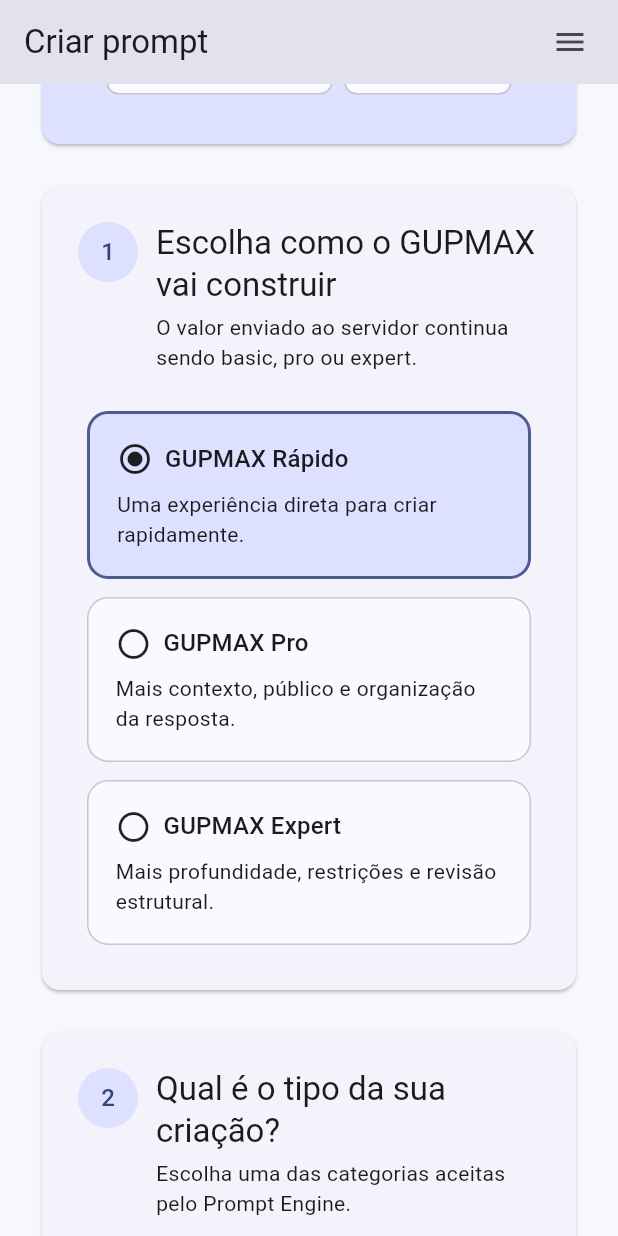
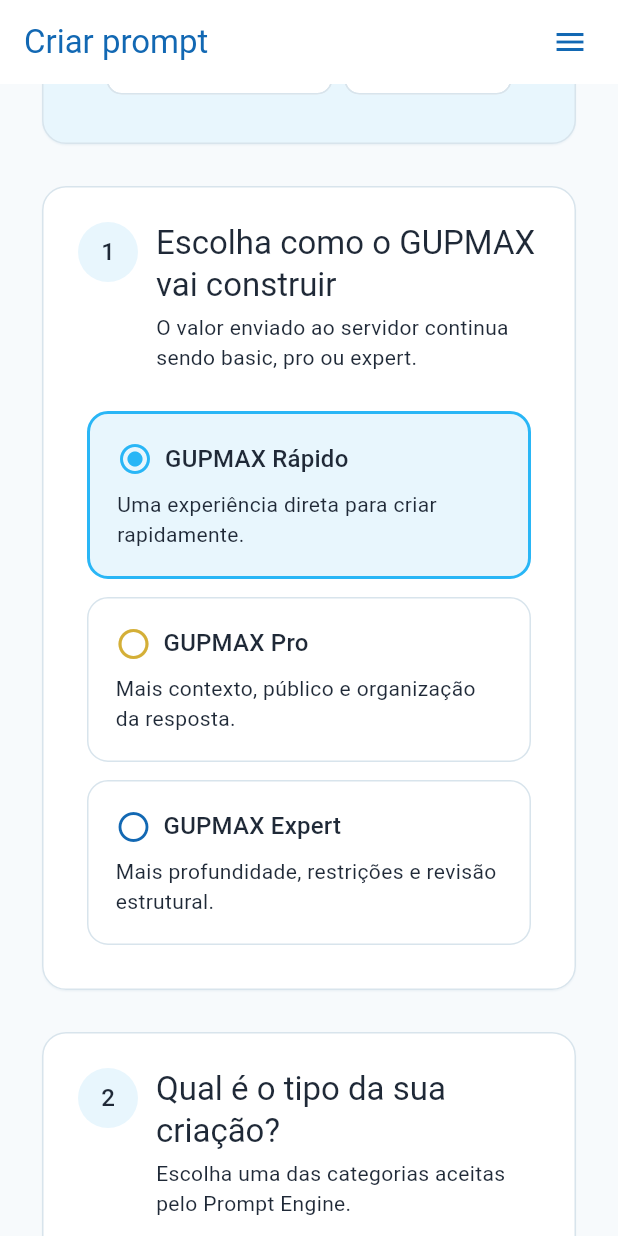
Before and after one commit to rdcmoto-dev/gupmax-ai, a Flutter app: the PromptCreatePage screen opened by its route, scrolled down 576 dp, on a phone screen of 412 x 824 dp. Run offline on Flutter 3.47's test engine with Material 3 defaults, Android fonts, the phone set to English and light mode, and no system bars; our stand-ins replace dio, flutter_riverpod, flutter_secure_storage, go_router; missing offline and left inert: dart:html; accounts and stored records are empty.

Commit message:
style: refresh GUPMAX visual identity

```diff
--- a/frontend/lib/core/theme/app_theme.dart
+++ b/frontend/lib/core/theme/app_theme.dart
@@ -1,17 +1,121 @@
 import 'package:flutter/material.dart';
 
+abstract final class AppColors {
+  static const brightBlue = Color(0xFF29B6F6);
+  static const deepBlue = Color(0xFF1268B3);
+  static const gold = Color(0xFFD4AF37);
+  static const lightGold = Color(0xFFF2D675);
+  static const background = Color(0xFFF7FAFC);
+  static const surface = Colors.white;
+  static const paleBlue = Color(0xFFE8F6FD);
+  static const paleGold = Color(0xFFFFF8E1);
+  static const textPrimary = Color(0xFF1F2937);
+  static const textSecondary = Color(0xFF526579);
+  static const border = Color(0xFFD8E4EC);
+}
+
 abstract final class AppTheme {
+  static const _colors = ColorScheme.light(
+    primary: AppColors.deepBlue,
+    onPrimary: Colors.white,
+    primaryContainer: AppColors.paleBlue,
+    onPrimaryContainer: AppColors.textPrimary,
+    secondary: AppColors.brightBlue,
+    onSecondary: AppColors.textPrimary,
+    secondaryContainer: Color(0xFFDDF3FD),
+    onSecondaryContainer: AppColors.textPrimary,
+    tertiary: AppColors.gold,
+    onTertiary: AppColors.textPrimary,
+    tertiaryContainer: AppColors.paleGold,
+    onTertiaryContainer: AppColors.textPrimary,
+    surface: AppColors.surface,
+    onSurface: AppColors.textPrimary,
+    onSurfaceVariant: AppColors.textSecondary,
+    outline: AppColors.deepBlue,
+    outlineVariant: AppColors.border,
+  );
+
   static final light = ThemeData(
     useMaterial3: true,
-    colorScheme: ColorScheme.fromSeed(
-      seedColor: const Color(0xFF3157D5),
-      brightness: Brightness.light,
+    colorScheme: _colors,
+    scaffoldBackgroundColor: AppColors.background,
+    textTheme: Typography.material2021().black.apply(
+          bodyColor: AppColors.textPrimary,
+          displayColor: AppColors.textPrimary,
+        ),
+    appBarTheme: const AppBarTheme(
+      backgroundColor: AppColors.surface,
+      foregroundColor: AppColors.deepBlue,
+      surfaceTintColor: Colors.transparent,
+      elevation: 0,
     ),
-    scaffoldBackgroundColor: const Color(0xFFF7F8FC),
+    cardTheme: const CardThemeData(
+      color: AppColors.surface,
+      surfaceTintColor: Colors.transparent,
+      elevation: 0.5,
+      shadowColor: Color(0x1A1268B3),
+      shape: RoundedRectangleBorder(
+        borderRadius: BorderRadius.all(Radius.circular(16)),
+        side: BorderSide(color: AppColors.border),
+      ),
+    ),
     inputDecorationTheme: const InputDecorationTheme(
       border: OutlineInputBorder(),
+      enabledBorder: OutlineInputBorder(
+        borderSide: BorderSide(color: AppColors.border),
+      ),
+      focusedBorder: OutlineInputBorder(
+        borderSide: BorderSide(color: AppColors.deepBlue, width: 2),
+      ),
       filled: true,
-      fillColor: Colors.white,
+      fillColor: AppColors.surface,
     ),
+    filledButtonTheme: FilledButtonThemeData(
+      style: FilledButton.styleFrom(
+        backgroundColor: AppColors.deepBlue,
+        foregroundColor: Colors.white,
+        disabledBackgroundColor: AppColors.border,
+        shape: RoundedRectangleBorder(borderRadius: BorderRadius.circular(12)),
+      ),
+    ),
+    outlinedButtonTheme: OutlinedButtonThemeData(
+      style: OutlinedButton.styleFrom(
+        foregroundColor: AppColors.deepBlue,
+        side: const BorderSide(color: AppColors.deepBlue),
+        shape: RoundedRectangleBorder(borderRadius: BorderRadius.circular(12)),
+      ),
+    ),
+    textButtonTheme: TextButtonThemeData(
+      style: TextButton.styleFrom(foregroundColor: AppColors.deepBlue),
+    ),
+    chipTheme: ChipThemeData(
+      backgroundColor: AppColors.surface,
+      selectedColor: AppColors.paleBlue,
+      secondarySelectedColor: AppColors.paleBlue,
+      side: const BorderSide(color: AppColors.border),
+      shape: RoundedRectangleBorder(borderRadius: BorderRadius.circular(10)),
+    ),
+    switchTheme: SwitchThemeData(
+      thumbColor: WidgetStateProperty.resolveWith(
+        (states) => states.contains(WidgetState.selected)
+            ? AppColors.deepBlue
+            : AppColors.surface,
+      ),
+      trackColor: WidgetStateProperty.resolveWith(
+        (states) => states.contains(WidgetState.selected)
+            ? AppColors.brightBlue.withValues(alpha: 0.55)
+            : AppColors.border,
+      ),
+    ),
+    progressIndicatorTheme: const ProgressIndicatorThemeData(
+      color: AppColors.brightBlue,
+      linearTrackColor: AppColors.paleBlue,
+    ),
+    navigationBarTheme: const NavigationBarThemeData(
+      backgroundColor: AppColors.surface,
+      indicatorColor: AppColors.paleBlue,
+    ),
+    dividerTheme: const DividerThemeData(color: AppColors.border),
+    iconTheme: const IconThemeData(color: AppColors.deepBlue),
   );
 }
--- a/frontend/lib/features/prompts/presentation/prompt_create_page.dart
+++ b/frontend/lib/features/prompts/presentation/prompt_create_page.dart
@@ -2,6 +2,7 @@ import 'package:flutter/material.dart';
 import 'package:flutter_riverpod/flutter_riverpod.dart';
 import 'package:go_router/go_router.dart';
 
+import '../../../core/theme/app_theme.dart';
 import '../../interviews/interview_providers.dart';
 import '../domain/prompt_models.dart';
 import '../prompt_providers.dart';
@@ -270,11 +271,12 @@ class _PromptCreatePageState extends ConsumerState<PromptCreatePage> {
             ),
             const SizedBox(height: 20),
             Card(
-              color: Theme.of(context).colorScheme.secondaryContainer,
+              color: AppColors.paleBlue,
               child: SwitchListTile(
                 key: const Key('optimize_with_ai'),
                 value: _optimize,
-                secondary: const Icon(Icons.psychology_outlined),
+                secondary: const Icon(Icons.psychology_outlined,
+                    color: AppColors.gold),
                 title: const Text('Otimizar com IA (opcional)'),
                 subtitle: state.isEstimating
                     ? const Text('Calculando estimativa de créditos...')
@@ -556,23 +558,22 @@ class _ModeCard extends StatelessWidget {
               padding: const EdgeInsets.all(18),
               decoration: BoxDecoration(
                 borderRadius: BorderRadius.circular(14),
-                color: selected
-                    ? Theme.of(context).colorScheme.primaryContainer
-                    : Theme.of(context).colorScheme.surface,
+                color: selected ? _selectedColor : AppColors.surface,
                 border: Border.all(
                   width: selected ? 2 : 1,
-                  color: selected
-                      ? Theme.of(context).colorScheme.primary
-                      : Theme.of(context).colorScheme.outlineVariant,
+                  color: selected ? _accentColor : AppColors.border,
                 ),
               ),
               child: Column(
                 crossAxisAlignment: CrossAxisAlignment.start,
                 children: [
                   Row(children: [
-                    Icon(selected
-                        ? Icons.radio_button_checked
-                        : Icons.radio_button_off),
+                    Icon(
+                      selected
+                          ? Icons.radio_button_checked
+                          : Icons.radio_button_off,
+                      color: _accentColor,
+                    ),
                     const SizedBox(width: 8),
                     Expanded(
                         child: Text(title,
@@ -586,4 +587,16 @@ class _ModeCard extends StatelessWidget {
           ),
         ),
       );
+
+  Color get _accentColor => switch (mode) {
+        PromptMode.basic => AppColors.brightBlue,
+        PromptMode.pro => AppColors.gold,
+        PromptMode.expert => AppColors.deepBlue,
+      };
+
+  Color get _selectedColor => switch (mode) {
+        PromptMode.basic => AppColors.paleBlue,
+        PromptMode.pro => AppColors.paleGold,
+        PromptMode.expert => const Color(0xFFDDECF8),
+      };
 }
```
Also changed, not shown: 1 other file.
